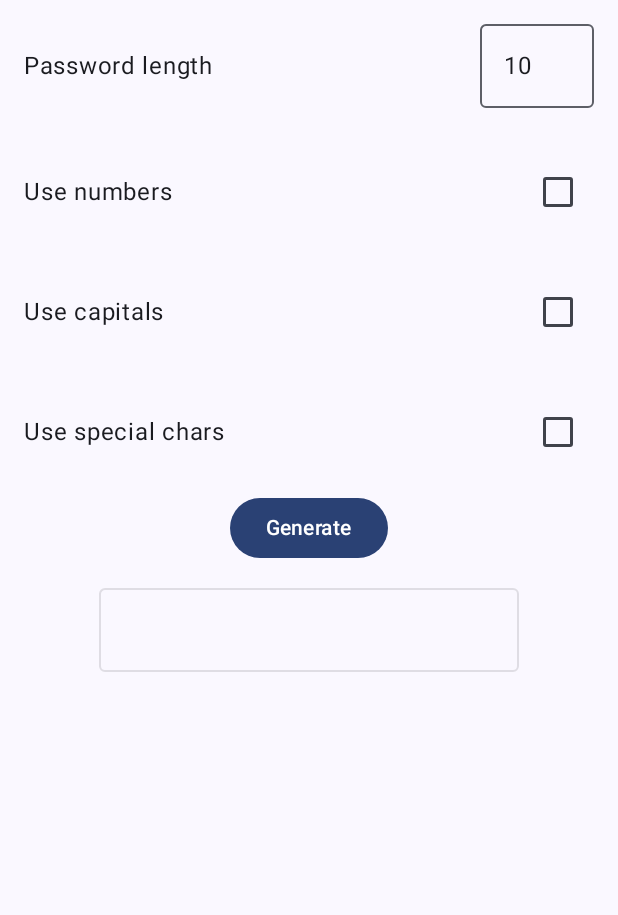
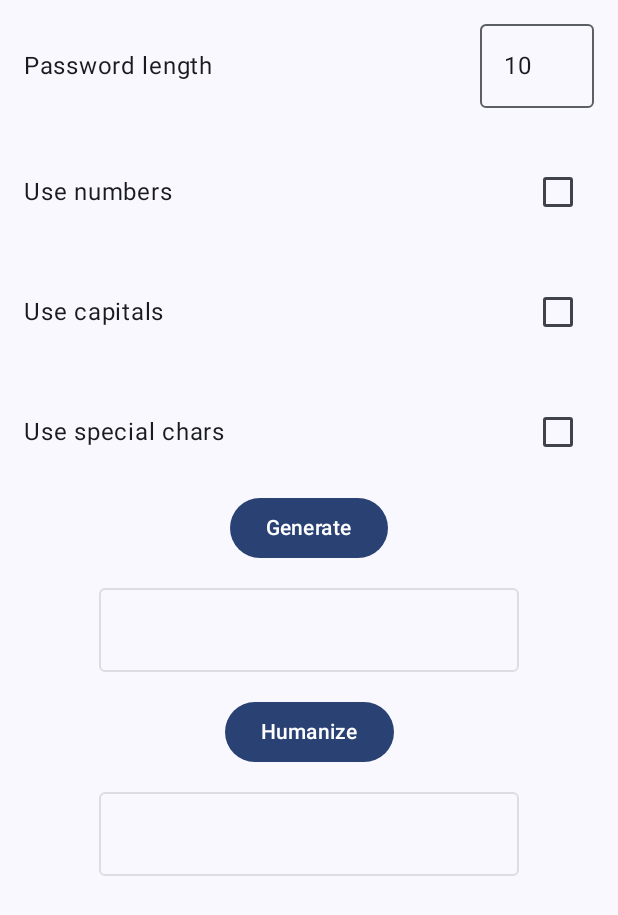
Before and after one commit to lucanicoletti/RestAPI, an Android app built with Jetpack Compose: the screen it shows after launch (MainActivity), on a phone screen of 412 x 824 dp. Shown: the top 915 px of the screen. Run offline under Robolectric (Android 15) with nearby library versions, the phone set to English and light mode, and no system bars.

Commit message:
Add humanized text

```diff
--- a/app/src/main/java/com/lucanicoletti/restapi/MainActivity.kt
+++ b/app/src/main/java/com/lucanicoletti/restapi/MainActivity.kt
@@ -31,6 +31,7 @@ import androidx.compose.ui.Alignment
 import androidx.compose.ui.Modifier
 import androidx.compose.ui.text.input.KeyboardType
 import androidx.compose.ui.unit.dp
+import com.lucanicoletti.restapi.data.HumanizeRequestBody
 import com.lucanicoletti.restapi.ui.theme.RestAPITheme
 import kotlinx.coroutines.launch
 
@@ -47,6 +48,9 @@ class MainActivity : ComponentActivity() {
                 mutableStateOf(false)
             }
             var generatedPw by remember {
+                mutableStateOf("")
+            }
+            var humanized by remember {
                 mutableStateOf("")
             }
 
@@ -171,6 +175,43 @@ class MainActivity : ComponentActivity() {
                                 )
                             }
                         }
+                        Box(
+                            modifier = Modifier.fillMaxWidth(),
+                            contentAlignment = Alignment.Center
+                        ) {
+                            Button(onClick = {
+                                coroutineScope.launch {
+                                    loading = true
+                                    try {
+                                        val requestBody = HumanizeRequestBody(generatedPw)
+                                        val humanizedPw = service.humanizeText(requestBody)
+                                        humanized = humanizedPw
+                                    } catch (e: Exception) {
+                                        Log.e("ERR", e.localizedMessage, e)
+                                    } finally {
+                                        loading = false
+                                    }
+                                }
+                            }) {
+                                Text("Humanize")
+                            }
+                        }
+                        Box(
+                            modifier = Modifier
+                                .fillMaxWidth()
+                                .padding(16.dp),
+                            contentAlignment = Alignment.Center,
+                        ) {
+                            if (loading) {
+                                CircularProgressIndicator()
+                            } else {
+                                OutlinedTextField(
+                                    value = humanized,
+                                    onValueChange = {},
+                                    enabled = false
+                                )
+                            }
+                        }
                     }
                 }
             }
```
